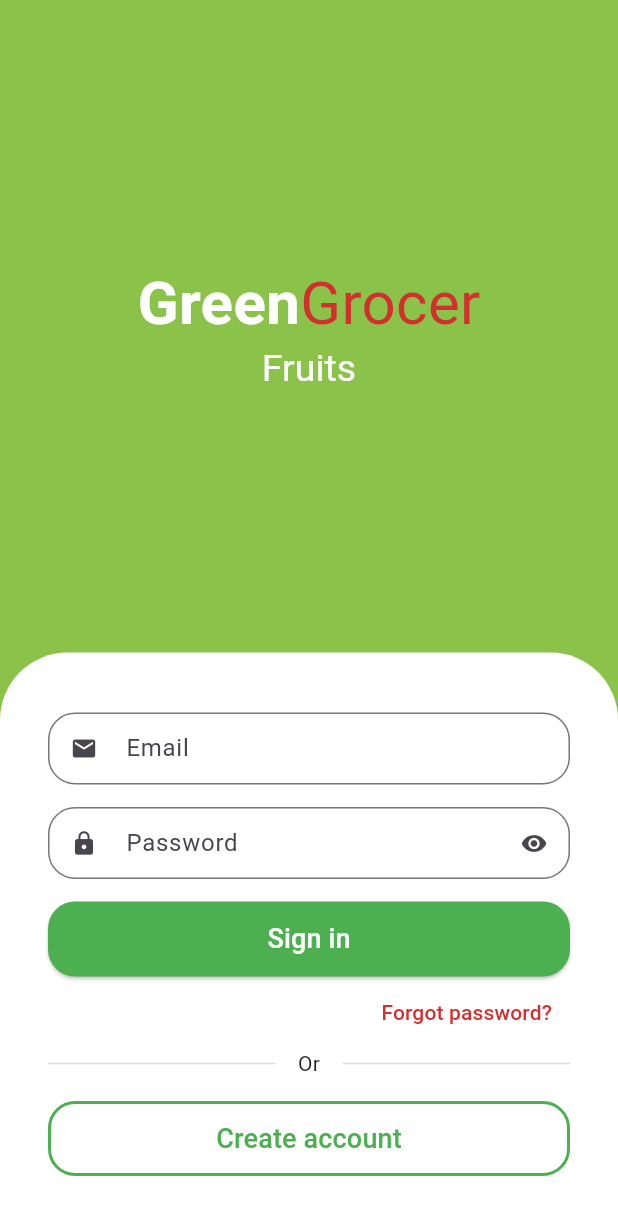
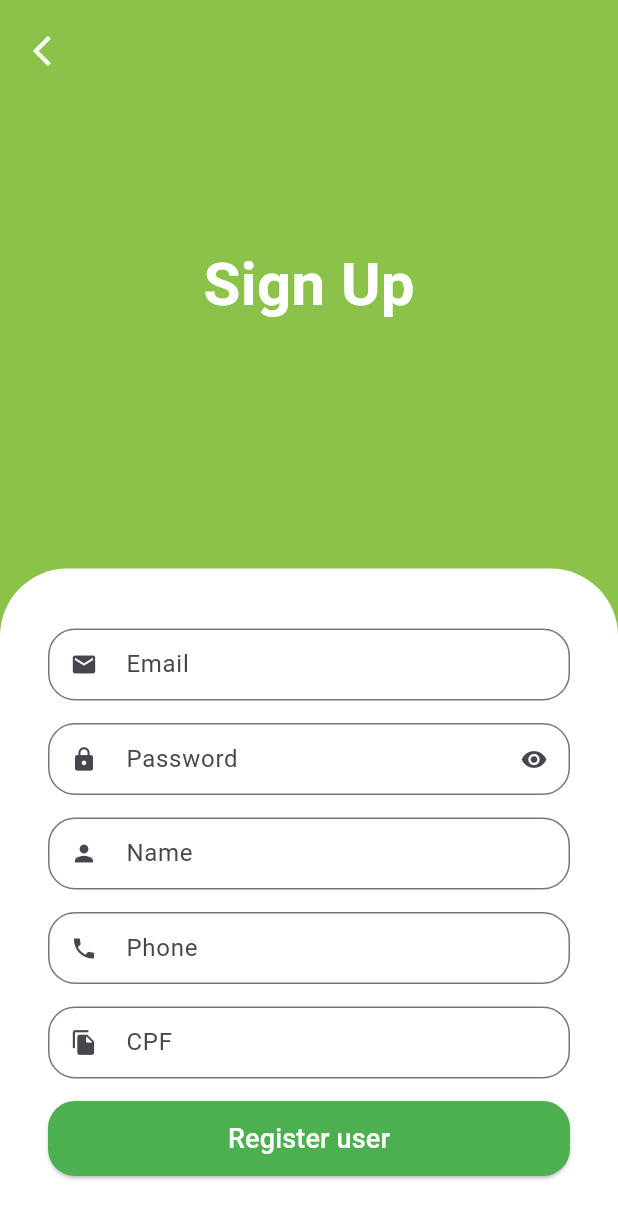
Before and after one commit to aliciabat/greengrocer, a Flutter app: the screen it shows after launch, after a tap on "Create account", on a phone screen of 412 x 824 dp. Shown: the top 1219 px of the screen. Run offline on Flutter 3.47's test engine with Material 3 defaults, Android fonts, the phone set to English and light mode, and no system bars; drawn by our look-alikes of animated_text_kit; our stand-ins replace mask_text_input_formatter.

Commit message:
feat: sign up screen

```diff
--- a/lib/src/auth/components/custom_text_field.dart
+++ b/lib/src/auth/components/custom_text_field.dart
@@ -1,4 +1,5 @@
 import 'package:flutter/material.dart';
+import 'package:flutter/services.dart';
 
 class CustomTextField extends StatefulWidget {
   const CustomTextField({
@@ -6,11 +7,13 @@ class CustomTextField extends StatefulWidget {
     required this.icon,
     required this.label,
     this.isSecret = false,
+    this.inputFormatters,
   });
 
   final IconData icon;
   final String label;
   final bool isSecret;
+  final List<TextInputFormatter>? inputFormatters;
 
   @override
   State<CustomTextField> createState() => _CustomTextFieldState();
@@ -30,6 +33,7 @@ class _CustomTextFieldState extends State<CustomTextField> {
     return Padding(
       padding: const EdgeInsets.only(bottom: 15),
       child: TextFormField(
+        inputFormatters: widget.inputFormatters,
         obscureText: isObscure,
         decoration: InputDecoration(
           prefixIcon: Icon(widget.icon),
--- a/lib/src/auth/sign_in_screen.dart
+++ b/lib/src/auth/sign_in_screen.dart
@@ -1,6 +1,7 @@
 import 'package:animated_text_kit/animated_text_kit.dart';
 import 'package:flutter/material.dart';
 import 'package:greengrocer/src/auth/components/custom_text_field.dart';
+import 'package:greengrocer/src/auth/sign_up_screen.dart';
 import 'package:greengrocer/src/config/custom_colors.dart';
 
 class SignInScreen extends StatelessWidget {
@@ -121,7 +122,8 @@ class SignInScreen extends StatelessWidget {
                         onPressed: () {},
                         child: Text(
                           'Forgot password?',
-                          style: TextStyle(color: CustomColors.customContrastColor),
+                          style: TextStyle(
+                              color: CustomColors.customContrastColor),
                         ),
                       ),
                     ),
@@ -162,7 +164,14 @@ class SignInScreen extends StatelessWidget {
                             color: Colors.green,
                           ),
                         ),
-                        onPressed: () {},
+                        onPressed: () {
+                          Navigator.push(
+                            context,
+                            MaterialPageRoute(builder: (c) {
+                              return SignUpScreen();
+                            }),
+                          );
+                        },
                         child: const Text(
                           'Create account',
                           style: TextStyle(
--- /dev/null
+++ b/lib/src/auth/sign_up_screen.dart
@@ -0,0 +1,126 @@
+import 'package:flutter/material.dart';
+import 'package:greengrocer/src/auth/components/custom_text_field.dart';
+import 'package:greengrocer/src/config/custom_colors.dart';
+import 'package:mask_text_input_formatter/mask_text_input_formatter.dart';
+
+class SignUpScreen extends StatelessWidget {
+  SignUpScreen({super.key});
+
+  final phoneFormatter = MaskTextInputFormatter(
+    mask: '## # ####-####',
+    filter: {'#': RegExp(r'[0-9]')},
+  );
+
+  final cpfFormatter = MaskTextInputFormatter(
+    mask: '###.###.###-##',
+    filter: {'#': RegExp(r'[0-9]')},
+  );
+
+  @override
+  Widget build(BuildContext context) {
+    final size = MediaQuery.of(context).size;
+
+    return Scaffold(
+      backgroundColor: CustomColors.customSwatchColor,
+      body: SingleChildScrollView(
+        child: SizedBox(
+          height: size.height,
+          width: size.width,
+          child: Stack(
+            children: [
+              Column(
+                children: [
+                  const Expanded(
+                    child: Center(
+                      child: Text(
+                        'Sign Up',
+                        style: TextStyle(
+                            color: Colors.white,
+                            fontSize: 40,
+                            fontWeight: FontWeight.bold),
+                      ),
+                    ),
+                  ),
+                  Container(
+                    padding: const EdgeInsets.symmetric(
+                      horizontal: 32,
+                      vertical: 40,
+                    ),
+                    decoration: const BoxDecoration(
+                      color: Colors.white,
+                      borderRadius: BorderRadius.vertical(
+                        top: Radius.circular(45),
+                      ),
+                    ),
+                    child: Column(
+                      crossAxisAlignment: CrossAxisAlignment.stretch,
+                      children: [
+                        const CustomTextField(
+                          icon: Icons.email,
+                          label: 'Email',
+                        ),
+                        const CustomTextField(
+                          icon: Icons.lock,
+                          label: 'Password',
+                          isSecret: true,
+                        ),
+                        const CustomTextField(
+                          icon: Icons.person,
+                          label: 'Name',
+                        ),
+                        CustomTextField(
+                          icon: Icons.phone,
+                          label: 'Phone',
+                          inputFormatters: [phoneFormatter],
+                        ),
+                        CustomTextField(
+                          icon: Icons.file_copy,
+                          label: 'CPF',
+                          inputFormatters: [cpfFormatter],
+                        ),
+                        SizedBox(
+                          height: 50,
+                          child: ElevatedButton(
+                            style: ElevatedButton.styleFrom(
+                              backgroundColor: Colors.green,
+                              shape: RoundedRectangleBorder(
+                                borderRadius: BorderRadius.circular(18),
+                              ),
+                            ),
+                            onPressed: () {},
+                            child: const Text(
+                              'Register user',
+                              style: TextStyle(
+                                fontSize: 18,
+                                color: Colors.white,
+                              ),
+                            ),
+                          ),
+                        ),
+                      ],
+                    ),
+                  ),
+                ],
+              ),
+              Positioned(
+                top: 10,
+                left: 10,
+                child: SafeArea(
+                  child: IconButton(
+                    onPressed: () {
+                      Navigator.pop(context);
+                    },
+                    icon: const Icon(
+                      Icons.arrow_back_ios,
+                      color: Colors.white,
+                    ),
+                  ),
+                ),
+              ),
+            ],
+          ),
+        ),
+      ),
+    );
+  }
+}
--- a/pubspec.yaml
+++ b/pubspec.yaml
@@ -36,6 +36,7 @@ dependencies:
   # Use with the CupertinoIcons class for iOS style icons.
   cupertino_icons: ^1.0.2
   animated_text_kit: ^4.2.2
+  mask_text_input_formatter: ^2.8.0
 
 dev_dependencies:
   flutter_test:
```
Also changed, not shown: pubspec.lock.
